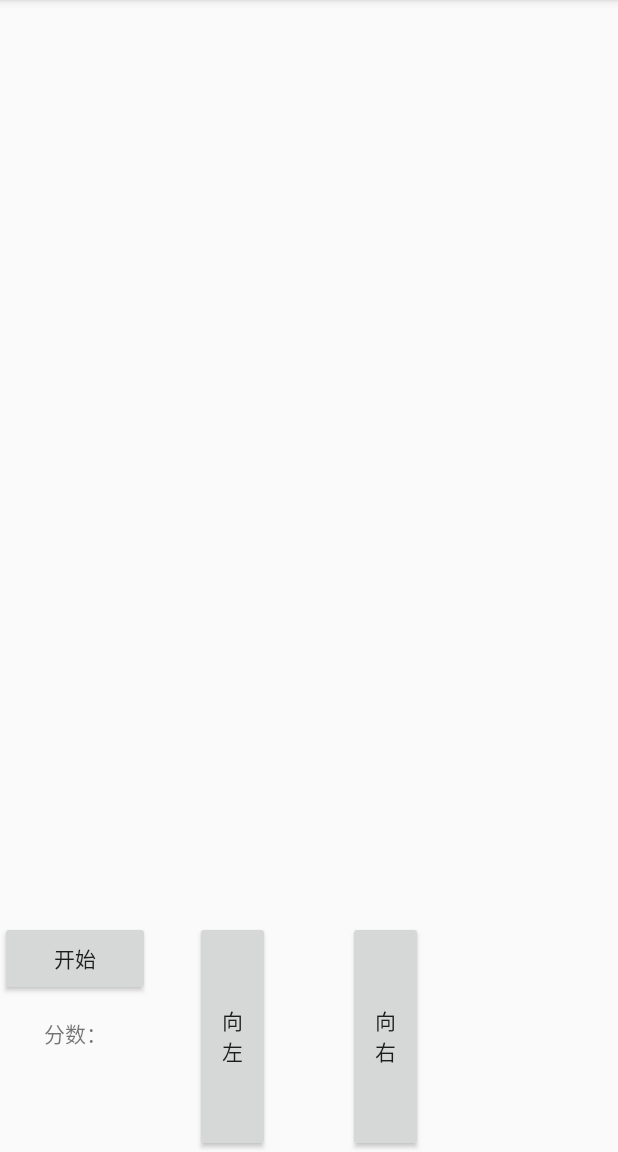
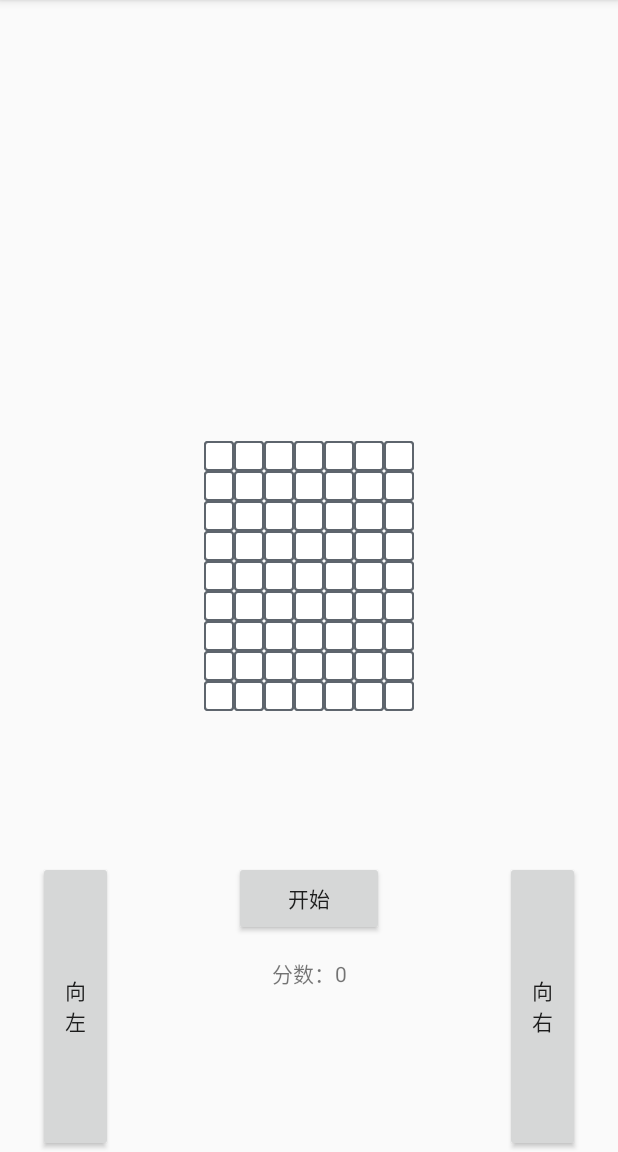
Before and after one commit to Liveinadream/RecyclerViewDemo, an Android app: the GameRecyclerViewActivity screen opened directly, with no data from a screen before it, on a phone screen of 412 x 824 dp, the part 84-1236 px from its top. Run offline under Robolectric (Android 15) with nearby library versions, the phone set to English and light mode, and no system bars.

Commit message:
游戏 recyclerView 界面调整

```diff
--- a/app/build.gradle
+++ b/app/build.gradle
@@ -6,7 +6,7 @@ android {
     buildToolsVersion "28.0.3"
     defaultConfig {
         applicationId "com.ztn.recyclerviewdemo"
-        minSdkVersion 14
+        minSdkVersion 17
         targetSdkVersion 28
         versionCode 1
         versionName "1.0"
--- a/app/src/main/java/com/ztn/recyclerviewdemo/MainActivity.java
+++ b/app/src/main/java/com/ztn/recyclerviewdemo/MainActivity.java
@@ -7,6 +7,7 @@ import android.widget.Toast;
 import com.ztn.common.BaseActivity;
 import com.ztn.common.SceneChangeUtils;
 import com.ztn.recyclerviewdemo.adapter.MainRecyclerViewAdapter;
+import com.ztn.recyclerviewdemo.gamerecyclerview.GameRecyclerViewActivity;
 import com.ztn.recyclerviewdemo.linkagerecyclerview.LinkageRecyclerViewActivity;
 import com.ztn.recyclerviewdemo.recyclerviewsample.RecyclerViewSampleActivity;
 import com.ztn.recyclerviewdemo.sidebarrecyclerview.SideBarRecyclerViewActivity;
@@ -69,7 +70,8 @@ public class MainActivity extends BaseActivity {
                     //跳转到简单示例界面
                     SceneChangeUtils.viewClick(getContext(), RecyclerViewSampleActivity.newIntent(getContext()));
                 } else {
-                    Toast.makeText(getContext(), "准备中的Recyclerview", Toast.LENGTH_SHORT).show();
+                    //跳转到游戏界面
+                    SceneChangeUtils.viewClick(getContext(), GameRecyclerViewActivity.newIntent(getContext()));
                 }
             }
         });
--- a/app/src/main/java/com/ztn/recyclerviewdemo/gamerecyclerview/GameBean.java
+++ /dev/null
@@ -1,17 +0,0 @@
-package com.ztn.recyclerviewdemo.gamerecyclerview;
-
-import java.util.List;
-
-/**
- * Created by 冒险者ztn on 2018/1/24.
- * 游戏中被选中的黑格子
- */
-
-public class GameBean {
-
-    public List<checkedList> game;
-
-    public static class checkedList {
-        public List<Boolean> checked;
-    }
-}
--- /dev/null
+++ b/app/src/main/java/com/ztn/recyclerviewdemo/gamerecyclerview/GameBean.kt
@@ -0,0 +1,8 @@
+package com.ztn.recyclerviewdemo.gamerecyclerview
+
+/**
+ * Created by 冒险者ztn on 2019/3/7.
+ * 游戏各自 bean
+ * 1：自己。2：敌人。3：是否碰撞
+ */
+data class GameBean(var gz: Triple<Boolean, Boolean, Boolean>)
--- /dev/null
+++ b/app/src/main/java/com/ztn/recyclerviewdemo/gamerecyclerview/GameBox.kt
@@ -0,0 +1,36 @@
+package com.ztn.recyclerviewdemo.gamerecyclerview
+
+/**
+ * Created by 冒险者ztn on 2019/3/7.
+ * 游戏 recyclerView 需要实现的功能
+ *
+ */
+interface GameBox {
+
+    //刷新
+    fun refreshAll()
+
+    //设置速度
+    fun setSpeed()
+
+    fun speedDown()
+
+    fun speedUp()
+
+    /**
+     * 游戏部分
+     */
+
+    //设置敌人
+    fun setAEnemy()
+
+    //向左
+    fun toRight()
+
+    //向右
+    fun toLeft()
+
+    //丢弃一个敌人，同时加一分
+    fun dropEnemy()
+
+}
--- a/app/src/main/java/com/ztn/recyclerviewdemo/gamerecyclerview/GameRecyclerViewActivity.java
+++ b/app/src/main/java/com/ztn/recyclerviewdemo/gamerecyclerview/GameRecyclerViewActivity.java
@@ -3,21 +3,29 @@ package com.ztn.recyclerviewdemo.gamerecyclerview;
 import android.content.Context;
 import android.content.Intent;
 import android.os.Bundle;
+import android.support.v7.widget.RecyclerView;
+import android.support.v7.widget.StaggeredGridLayoutManager;
 
 import com.ztn.common.BaseActivity;
 import com.ztn.recyclerviewdemo.R;
+import com.ztn.recyclerviewdemo.gamerecyclerview.gameadppter.GameRecyclerViewAdapter;
 
 import java.util.ArrayList;
+import java.util.List;
+
+import kotlin.Triple;
 
 /**
  * Created by 冒险者ztn on 2018/1/24.
- * 一个游戏recyclerview
+ * 一个游戏RecyclerView
  */
 
-public class GameRecyclerViewActivity extends BaseActivity {
+public class GameRecyclerViewActivity extends BaseActivity implements GameBox {
 
-    GameBean gameBean;
+    List<GameBean> gameBean;
+    GameRecyclerViewAdapter adapter;
     GameRecyclerViewHolder gameRecyclerViewHolder;
+    RecyclerView gameRv;
 
 
     public static Intent newIntent(Context context) {
@@ -28,24 +36,61 @@ public class GameRecyclerViewActivity extends BaseActivity {
     protected void onCreate(Bundle savedInstanceState) {
         super.onCreate(savedInstanceState);
         setContentView(R.layout.activity_game);
-        gameBean = new GameBean();
-        gameBean.game = new ArrayList<>();
+
+        gameRv = findViewById(R.id.game_rv);
+
+        gameBean = new ArrayList<>();
+        gameRv.setLayoutManager(new StaggeredGridLayoutManager(8, 1));
+
+        for (int i = 1; i < 8 * 8; i++) {
+            gameBean.add(new GameBean(new Triple<>(false, false, false)));
+        }
+        adapter = new GameRecyclerViewAdapter(this, gameBean);
 
         gameRecyclerViewHolder = new GameRecyclerViewHolder(this);
 
-
+        gameRv.setAdapter(adapter);
 
 
     }
 
-    public void setGameData(ArrayList<Boolean> checkList){
-        //清除选中数组中的
-        gameBean.game.clear();
+    @Override
+    public void refreshAll() {
 
     }
 
+    @Override
+    public void toRight() {
 
-    public void getGameData(){
+    }
+
+    @Override
+    public void toLeft() {
+
+    }
+
+    @Override
+    public void setSpeed() {
+
+    }
+
+    @Override
+    public void speedDown() {
+
+    }
+
+    @Override
+    public void speedUp() {
+
+    }
+
+    @Override
+    public void setAEnemy() {
+
+    }
+
+    @Override
+    public void dropEnemy() {
 
     }
 }
--- a/app/src/main/java/com/ztn/recyclerviewdemo/gamerecyclerview/gameadppter/GameRecyclerViewAdapter.java
+++ b/app/src/main/java/com/ztn/recyclerviewdemo/gamerecyclerview/gameadppter/GameRecyclerViewAdapter.java
@@ -5,43 +5,37 @@ import android.view.ViewGroup;
 
 import com.ztn.common.SimpleRecycleViewAdapter;
 import com.ztn.recyclerviewdemo.R;
+import com.ztn.recyclerviewdemo.gamerecyclerview.GameBean;
 import com.ztn.recyclerviewdemo.linkagerecyclerview.LinkageBean;
 
 import java.util.List;
 
 /**
  * Created by 冒险者ztn on 2018/1/24.
- * 介绍 todo
  */
 
 public class GameRecyclerViewAdapter extends
-        SimpleRecycleViewAdapter<LinkageBean.Data, GameRecyclerViewHolder> {
+        SimpleRecycleViewAdapter<GameBean, GameRecyclerViewHolder> {
 
-
-    public GameRecyclerViewAdapter(Context context, List<LinkageBean.Data> listData) {
+    public GameRecyclerViewAdapter(Context context, List<GameBean> listData) {
         super(context, listData);
     }
 
     /**
      * 创建View
-     *
-     * @param parent
-     * @return
      */
     @Override
     protected GameRecyclerViewHolder onCreateItemViewHolder(ViewGroup parent) {
-        return new GameRecyclerViewHolder(inflater.inflate(R.layout.activity_linkage_leftl_year_item, parent, false));
+        return new GameRecyclerViewHolder(inflater.inflate(R.layout.activity_game_item, parent, false));
     }
 
     /**
      * 给view设置数据
-     * @param gameRecyclerViewHolder
-     * @param position
      */
 
     @Override
     protected void onBindItemViewHolder(GameRecyclerViewHolder gameRecyclerViewHolder, int position) {
-        gameRecyclerViewHolder.initView(context, listData.get(position), position);
+        gameRecyclerViewHolder.initView(listData.get(position));
     }
 
 }
--- a/app/src/main/java/com/ztn/recyclerviewdemo/gamerecyclerview/gameadppter/GameRecyclerViewHolder.java
+++ /dev/null
@@ -1,23 +0,0 @@
-package com.ztn.recyclerviewdemo.gamerecyclerview.gameadppter;
-
-import android.content.Context;
-import android.support.v7.widget.RecyclerView;
-import android.view.View;
-
-import com.ztn.recyclerviewdemo.linkagerecyclerview.LinkageBean;
-
-/**
- * Created by 冒险者ztn on 2018/1/24.
- * 上方recyclerview的界面展示
- */
-
-public class GameRecyclerViewHolder extends RecyclerView.ViewHolder {
-    public GameRecyclerViewHolder(View itemView) {
-        super(itemView);
-    }
-
-    public void initView(Context context, final LinkageBean.Data data, final int position) {
-
-    }
-
-}
--- /dev/null
+++ b/app/src/main/java/com/ztn/recyclerviewdemo/gamerecyclerview/gameadppter/GameRecyclerViewHolder.kt
@@ -0,0 +1,25 @@
+package com.ztn.recyclerviewdemo.gamerecyclerview.gameadppter
+
+import android.support.v7.widget.RecyclerView
+import android.view.View
+import android.widget.ImageView
+import com.ztn.recyclerviewdemo.R
+import com.ztn.recyclerviewdemo.gamerecyclerview.GameBean
+
+/**
+ * Created by 冒险者ztn on 2019/3/7.
+ * 介绍 todo
+ */
+class GameRecyclerViewHolder internal constructor(itemView: View) : RecyclerView.ViewHolder(itemView) {
+    var imageView: ImageView = itemView.findViewById(R.id.ge_zi)
+
+    fun initView(data: GameBean) {
+
+        if (!data.gz.first && !data.gz.second && !data.gz.third) {
+            imageView.setImageResource(R.drawable.ge_zi_not_has)
+        } else {
+            imageView.setImageResource(R.drawable.ge_zi_has)
+        }
+    }
+
+}
--- /dev/null
+++ b/app/src/main/res/drawable/ge_zi_bg.xml
@@ -0,0 +1,4 @@
+<selector xmlns:android="http://schemas.android.com/apk/res/android">
+    <item android:drawable="@drawable/ge_zi_has" android:state_checked="true" />
+    <item android:drawable="@drawable/ge_zi_not_has" android:state_checked="false" />
+</selector>
--- /dev/null
+++ b/app/src/main/res/drawable/ge_zi_has.xml
@@ -0,0 +1,12 @@
+<?xml version="1.0" encoding="utf-8"?>
+<shape xmlns:android="http://schemas.android.com/apk/res/android">
+    <corners android:radius="2dp" />
+    <stroke
+        android:width="2dp"
+        android:color="@color/black_6d" />
+    <solid
+        android:width="20dp"
+        android:height="20dp"
+        android:color="@color/black" />
+
+</shape>
--- /dev/null
+++ b/app/src/main/res/drawable/ge_zi_not_has.xml
@@ -0,0 +1,11 @@
+<?xml version="1.0" encoding="utf-8"?>
+<shape xmlns:android="http://schemas.android.com/apk/res/android">
+    <corners android:radius="2dp" />
+    <stroke
+        android:width="1dp"
+        android:color="@color/black_6d" />
+    <solid
+        android:width="20dp"
+        android:height="20dp"
+        android:color="@color/white" />
+</shape>
--- a/app/src/main/res/layout/activity_game.xml
+++ b/app/src/main/res/layout/activity_game.xml
@@ -3,21 +3,22 @@
     android:layout_width="match_parent"
     android:layout_height="match_parent">
 
-    <LinearLayout
+    <RelativeLayout
         android:layout_width="match_parent"
         android:layout_height="match_parent"
         android:orientation="vertical">
 
         <android.support.v7.widget.RecyclerView
             android:id="@+id/game_rv"
-            android:layout_width="match_parent"
-            android:layout_height="0dp"
-            android:layout_weight="8" />
+            android:layout_width="wrap_content"
+            android:layout_height="wrap_content"
+            android:layout_centerInParent="true" />
 
         <RelativeLayout
             android:layout_width="match_parent"
-            android:layout_height="0dp"
-            android:layout_weight="2">
+            android:layout_height="wrap_content"
+            android:layout_below="@+id/game_rv"
+            android:layout_marginTop="100dp">
 
             <View
                 android:id="@+id/center"
@@ -29,22 +30,22 @@
                 android:id="@+id/to_left"
                 android:layout_width="50dp"
                 android:layout_height="match_parent"
-                android:layout_marginRight="25dp"
-                android:layout_toLeftOf="@+id/center"
+                android:layout_marginStart="25dp"
                 android:text="向左" />
 
             <Button
                 android:id="@+id/to_right"
                 android:layout_width="50dp"
                 android:layout_height="match_parent"
-                android:layout_marginLeft="25dp"
-                android:layout_toRightOf="@+id/center"
+                android:layout_alignParentEnd="true"
+                android:layout_marginEnd="25dp"
                 android:text="向右" />
 
             <Button
                 android:id="@+id/start_game"
                 android:layout_width="100dp"
                 android:layout_height="50dp"
+                android:layout_centerHorizontal="true"
                 android:text="开始" />
 
             <TextView
@@ -52,11 +53,13 @@
                 android:layout_width="100dp"
                 android:layout_height="50dp"
                 android:layout_below="@+id/start_game"
+                android:layout_centerHorizontal="true"
                 android:gravity="center"
-                android:text="分数：" />
+                android:text="分数：0" />
+
         </RelativeLayout>
 
-    </LinearLayout>
+    </RelativeLayout>
 
     <TextView
         android:id="@+id/game_end"
@@ -65,6 +68,6 @@
         android:layout_centerInParent="true"
         android:gravity="center"
         android:text="游戏结束！"
-        android:visibility="gone"/>
+        android:visibility="gone" />
 
 </RelativeLayout>
--- /dev/null
+++ b/app/src/main/res/layout/activity_game_item.xml
@@ -0,0 +1,12 @@
+<?xml version="1.0" encoding="utf-8"?>
+<RelativeLayout xmlns:android="http://schemas.android.com/apk/res/android"
+    android:layout_width="20dp"
+    android:layout_height="20dp">
+
+    <ImageView
+        android:id="@+id/ge_zi"
+        android:layout_width="20dp"
+        android:layout_height="20dp"
+        android:background="@drawable/ge_zi_not_has" />
+
+</RelativeLayout>
--- a/app/src/main/res/layout/activity_linkage_leftl_year_item.xml
+++ b/app/src/main/res/layout/activity_linkage_leftl_year_item.xml
@@ -11,7 +11,6 @@
         android:id="@+id/linkage_year_item_cb"
         android:layout_width="match_parent"
         android:layout_height="wrap_content"
-        android:background="@drawable/b_count_type_text_bg"
         android:button="@null"
         android:clickable="false"
         android:enabled="false"
--- a/app/src/main/res/layout/activity_sidebar_rl_item.xml
+++ b/app/src/main/res/layout/activity_sidebar_rl_item.xml
@@ -11,7 +11,6 @@
         android:id="@+id/sidebar_item_cb"
         android:layout_width="match_parent"
         android:layout_height="wrap_content"
-        android:background="@drawable/b_count_type_text_bg"
         android:button="@null"
         android:clickable="false"
         android:enabled="false"
--- a/common/build.gradle
+++ b/common/build.gradle
@@ -4,7 +4,7 @@ android {
     compileSdkVersion 28
 
     defaultConfig {
-        minSdkVersion 14
+        minSdkVersion 17
         targetSdkVersion 28
         versionCode 1
         versionName "1.0"
```
